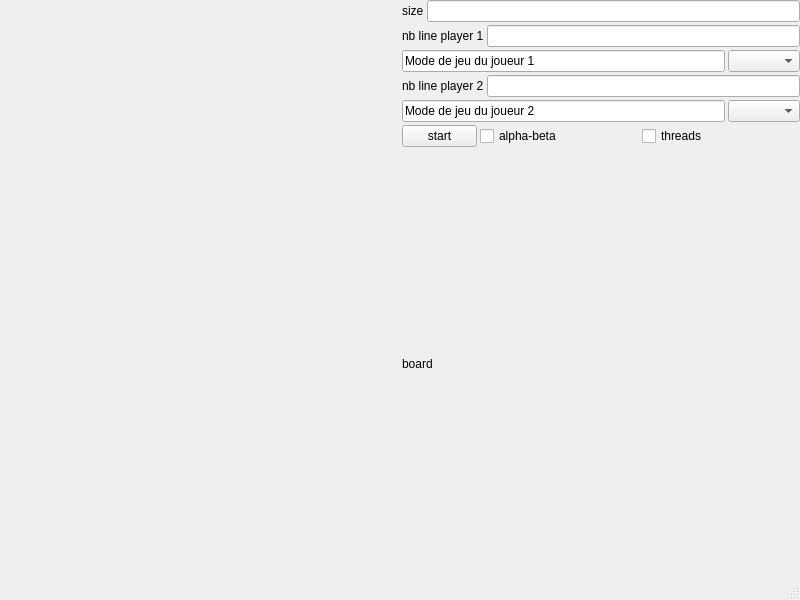
Before: the Qt Designer form qt/checkers/mainwindow2.ui in romaincarlsen/EtudesPratiques, drawn with Qt 5.
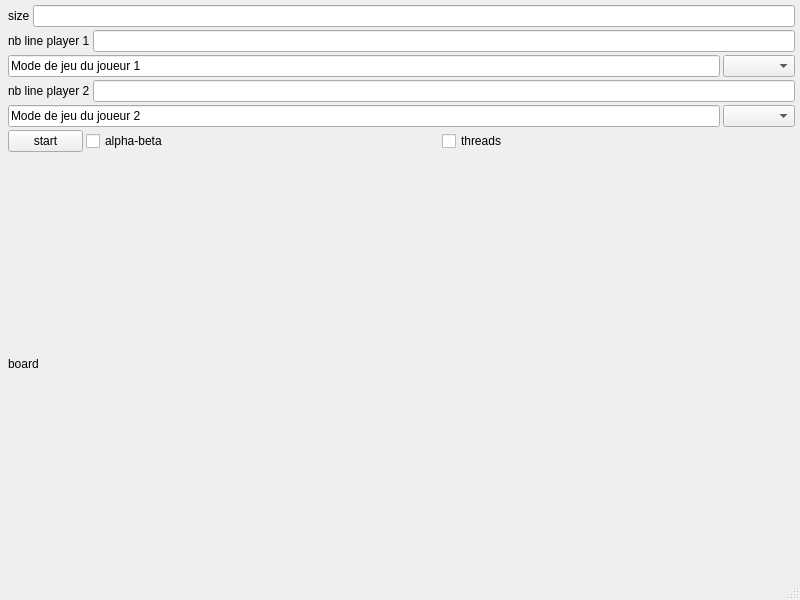
After: the same form once the commit is applied.

Diff of the .ui file:
```diff
--- a/qt/checkers/mainwindow2.ui
+++ b/qt/checkers/mainwindow2.ui
@@ -40,16 +40,16 @@
      <number>3</number>
     </property>
     <property name="leftMargin">
-     <number>0</number>
+     <number>5</number>
     </property>
     <property name="topMargin">
-     <number>0</number>
+     <number>5</number>
     </property>
     <property name="rightMargin">
-     <number>0</number>
+     <number>5</number>
     </property>
     <property name="bottomMargin">
-     <number>0</number>
+     <number>5</number>
     </property>
     <item>
      <widget class="QFrame" name="border">
@@ -57,7 +57,7 @@
        <bool>true</bool>
       </property>
       <property name="sizePolicy">
-       <sizepolicy hsizetype="MinimumExpanding" vsizetype="MinimumExpanding">
+       <sizepolicy hsizetype="Minimum" vsizetype="Minimum">
         <horstretch>0</horstretch>
         <verstretch>0</verstretch>
        </sizepolicy>
@@ -87,7 +87,7 @@
        <number>3</number>
       </property>
       <property name="midLineWidth">
-       <number>20</number>
+       <number>0</number>
       </property>
       <layout class="QHBoxLayout" name="horizontalLayout">
        <property name="spacing">
```
Left out of the diff: 2 changed lines with no effect on the pictures.
